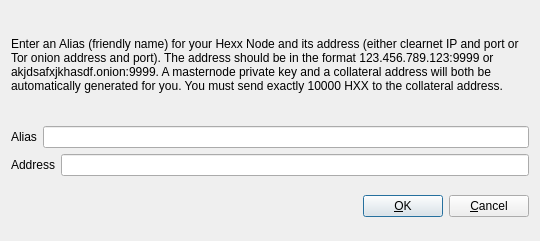
Before: the Qt Designer form src/qt/forms/addeditmnode.ui in healthnode/hexxcoin, drawn with Qt 5.
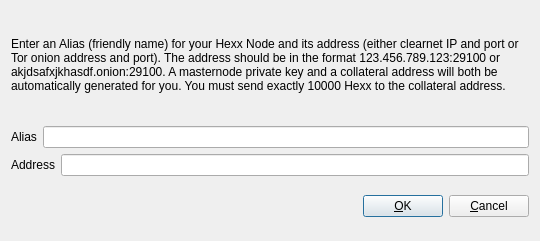
After: the same form once the commit is applied.

The edit to the form file:
```diff
--- a/src/qt/forms/addeditmnode.ui
+++ b/src/qt/forms/addeditmnode.ui
@@ -34,7 +34,7 @@
         </sizepolicy>
        </property>
        <property name="text">
-        <string>&lt;html&gt;&lt;head/&gt;&lt;body&gt;&lt;p&gt;Enter an Alias (friendly name) for your Hexx Node and its address (either clearnet IP and port or Tor onion address and port). The address should be in the format 123.456.789.123:9999 or akjdsafxjkhasdf.onion:9999. A masternode private key and a collateral address will both be automatically generated for you. You must send exactly 10000 HXX to the collateral address.&lt;/p&gt;&lt;/body&gt;&lt;/html&gt;</string>
+        <string>&lt;html&gt;&lt;head/&gt;&lt;body&gt;&lt;p&gt;Enter an Alias (friendly name) for your Hexx Node and its address (either clearnet IP and port or Tor onion address and port). The address should be in the format 123.456.789.123:29100 or akjdsafxjkhasdf.onion:29100. A masternode private key and a collateral address will both be automatically generated for you. You must send exactly 10000 Hexx to the collateral address.&lt;/p&gt;&lt;/body&gt;&lt;/html&gt;</string>
        </property>
        <property name="wordWrap">
         <bool>true</bool>
```
